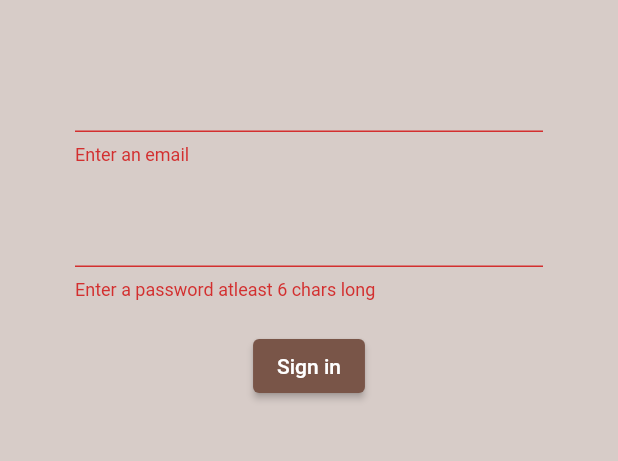
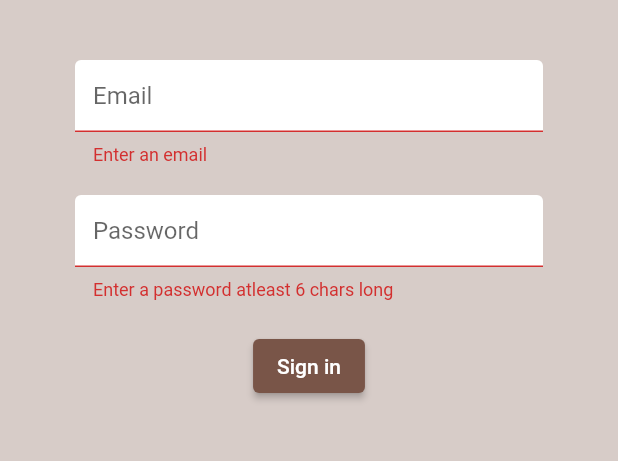
Before and after one commit to aashah15/BrewCrew, a Flutter app: the screen it shows after launch, after a tap on "Sign in", on a phone screen of 412 x 824 dp, the part 84-545 px from its top. Run offline on Flutter 3.47's test engine with Material 2 defaults, Android fonts, the light colour scheme and no system bars; our stand-ins replace firebase_auth, firebase_core; accounts and stored records are empty.

Commit message:
Text Input Decoration

```diff
--- a/lib/screens/authenticate/register.dart
+++ b/lib/screens/authenticate/register.dart
@@ -1,4 +1,5 @@
 import 'package:brew_crew2/services/auth.dart';
+import 'package:brew_crew2/shared/constants.dart';
 import 'package:flutter/material.dart';
 
 class Register extends StatefulWidget {
@@ -47,6 +48,7 @@ class _RegisterState extends State<Register> {
                   height: 20,
                 ),
                 TextFormField(
+                  decoration: textInputDecoration.copyWith(hintText: 'Email'),
                   validator: (val) => val!.isEmpty ? 'Enter an email' : null,
                   onChanged: (value) {
                     setState(() {
@@ -58,6 +60,8 @@ class _RegisterState extends State<Register> {
                   height: 20,
                 ),
                 TextFormField(
+                  decoration:
+                      textInputDecoration.copyWith(hintText: 'Password'),
                   validator: (val) => val!.isEmpty
                       ? 'Enter a password atleast 6 chars long'
                       : null,
--- a/lib/screens/authenticate/sign_in.dart
+++ b/lib/screens/authenticate/sign_in.dart
@@ -1,4 +1,5 @@
 import 'package:brew_crew2/services/auth.dart';
+import 'package:brew_crew2/shared/constants.dart';
 import 'package:flutter/material.dart';
 
 class SignIn extends StatefulWidget {
@@ -47,6 +48,7 @@ class _SignInState extends State<SignIn> {
                   height: 20,
                 ),
                 TextFormField(
+                  decoration: textInputDecoration.copyWith(hintText: 'Email'),
                   validator: (val) => val!.isEmpty ? 'Enter an email' : null,
                   onChanged: (value) {
                     setState(() {
@@ -58,6 +60,8 @@ class _SignInState extends State<SignIn> {
                   height: 20,
                 ),
                 TextFormField(
+                  decoration:
+                      textInputDecoration.copyWith(hintText: 'Password'),
                   validator: (val) => val!.isEmpty
                       ? 'Enter a password atleast 6 chars long'
                       : null,
--- /dev/null
+++ b/lib/shared/constants.dart
@@ -0,0 +1,9 @@
+import 'package:flutter/material.dart';
+
+const textInputDecoration = InputDecoration(
+    fillColor: Colors.white,
+    filled: true,
+    enabledBorder: OutlineInputBorder(
+        borderSide: BorderSide(color: Colors.white, width: 2)),
+    focusedBorder: OutlineInputBorder(
+        borderSide: BorderSide(color: Colors.brown, width: 2)));
```
Also changed, not shown: 5 other files.
